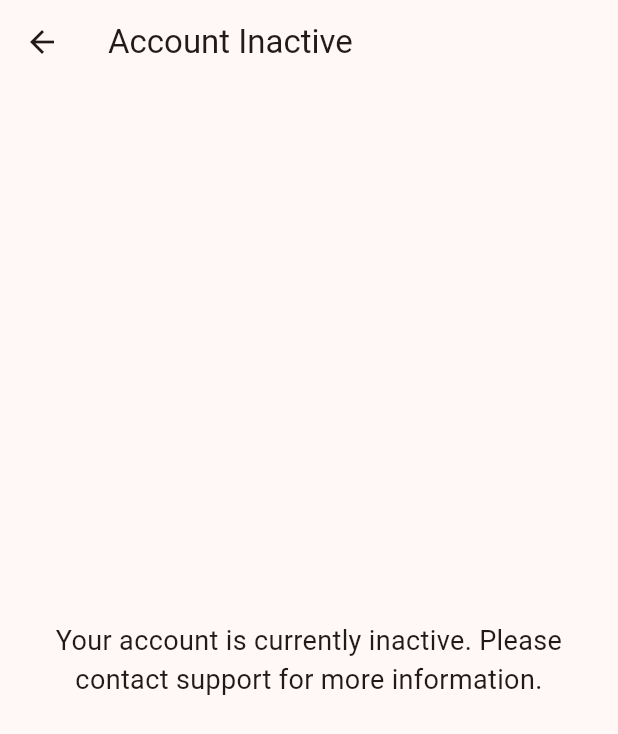
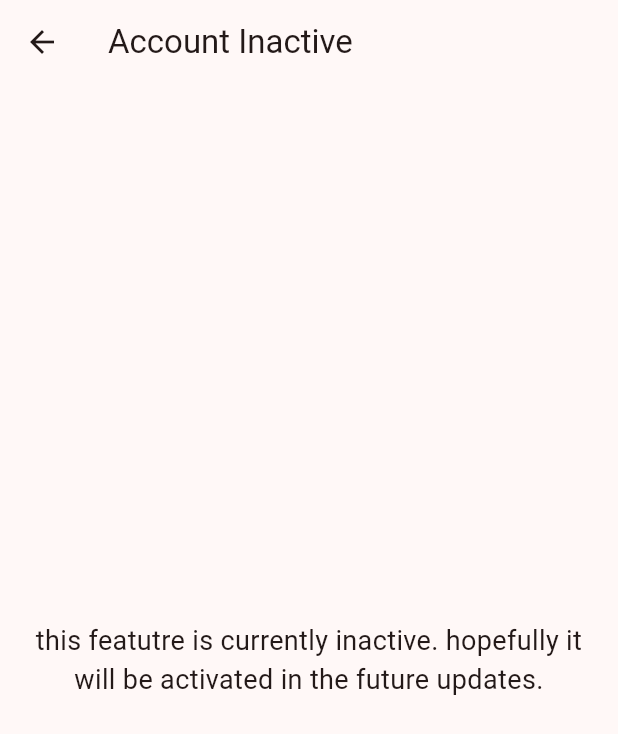
Before and after one commit to hady-17/maliks_tasks, a Flutter app: the InactiveScreen screen opened by its route, on a phone screen of 412 x 824 dp. Shown: the top 734 px of the screen. Run offline on Flutter 3.47's test engine with Material 3 defaults, Android fonts, the phone set to English and light mode, and no system bars; our stand-ins replace app_links, calendar_timeline, flutter_dotenv, flutter_markdown, shared_preferences, supabase and 1 more; accounts and stored records are empty.

Commit message:
edit screen

```diff
--- a/lib/view/screens/inactiveScreen.dart
+++ b/lib/view/screens/inactiveScreen.dart
@@ -11,7 +11,7 @@ class InactiveScreen extends StatelessWidget {
         child: Padding(
           padding: EdgeInsets.all(16.0),
           child: Text(
-            'Your account is currently inactive. Please contact support for more information.',
+            'this featutre is currently inactive. hopefully it will be activated in the future updates.',
             textAlign: TextAlign.center,
             style: TextStyle(fontSize: 18),
           ),
```
